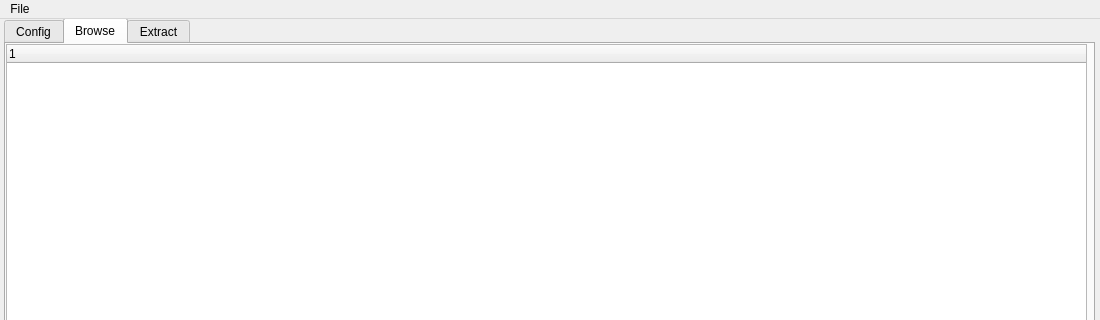
Before: the Qt Designer form gui.ui in Escartem/AnimeWwise, drawn with Qt 5; both pictures show x 0 to 1100 and y 0 to 320 of the 1100 by 800 pixel window.
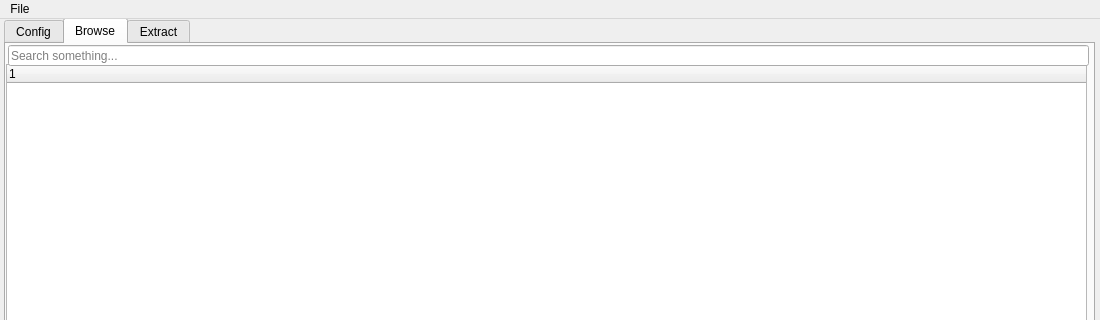
After: the same form once the commit is applied. The open tabs and pages were chosen to show the change.

Commit message: add search bar

```diff
--- a/gui.ui
+++ b/gui.ui
@@ -208,9 +208,9 @@
       <property name="geometry">
        <rect>
         <x>0</x>
-        <y>0</y>
+        <y>20</y>
         <width>1081</width>
-        <height>611</height>
+        <height>591</height>
        </rect>
       </property>
       <property name="columnCount">
@@ -222,6 +222,19 @@
        </property>
       </column>
      </widget>
+     <widget class="QLineEdit" name="searchAsset">
+      <property name="geometry">
+       <rect>
+        <x>2</x>
+        <y>1</y>
+        <width>1081</width>
+        <height>21</height>
+       </rect>
+      </property>
+      <property name="placeholderText">
+       <string>Search something...</string>
+      </property>
+     </widget>
     </widget>
     <widget class="QWidget" name="extractTab">
      <attribute name="title">
```
Left out of the diff: 2 changed lines with no effect on the pictures. The commit also changes 1 other file.
